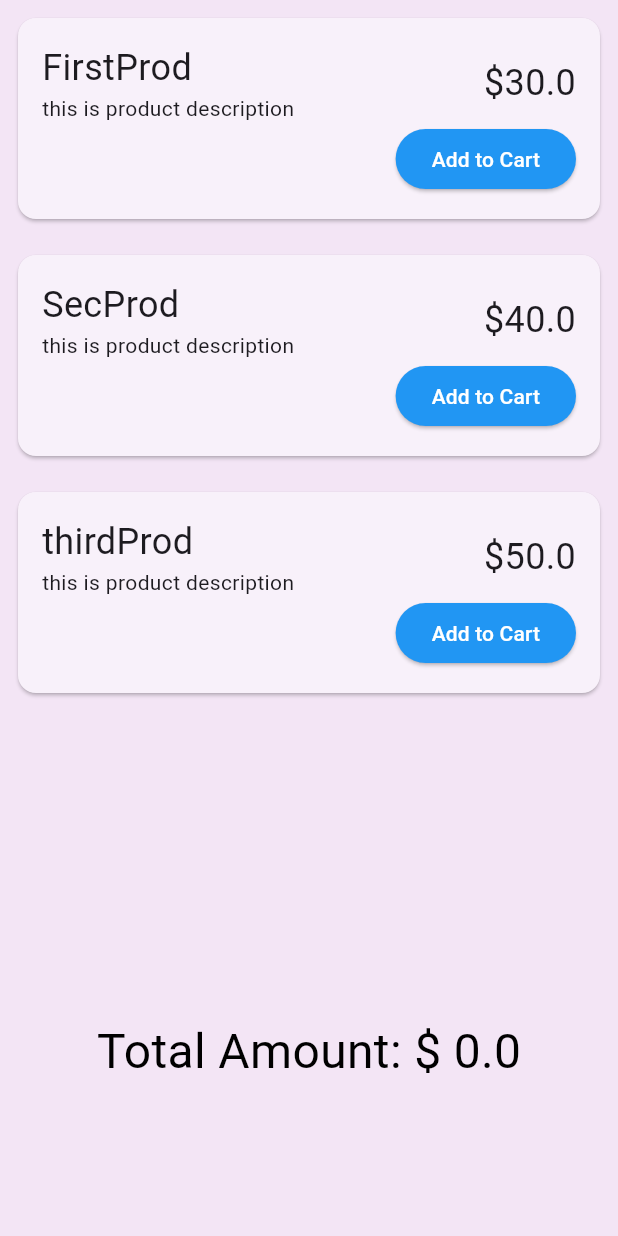
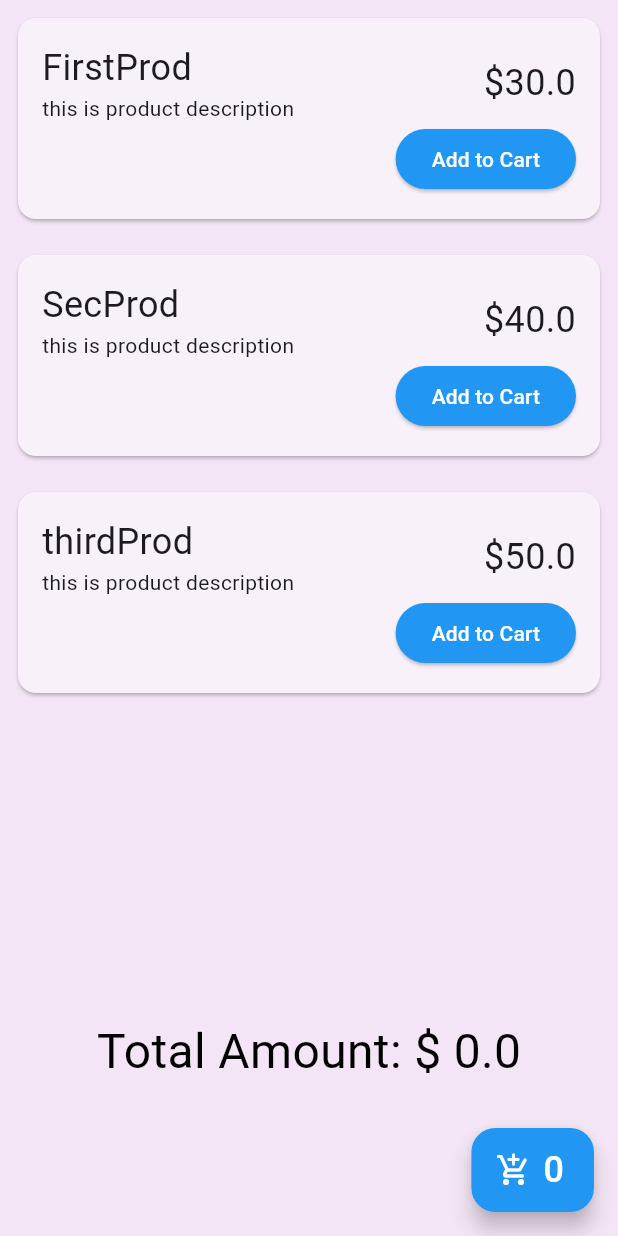
Before and after one commit to tanishksahni/online_shopee, a Flutter app: the screen it shows after launch, on a phone screen of 412 x 824 dp. Run offline on Flutter 3.47's test engine with Material 3 defaults, Android fonts, the phone set to English and light mode, and no system bars; our stand-ins replace get.

Commit message:
GetX state management for products

```diff
--- a/lib/controllers/cart_controller.dart
+++ b/lib/controllers/cart_controller.dart
@@ -3,7 +3,7 @@ import 'package:online_shopee/models/product.dart';
 
 class CartController extends GetxController {
   var cartItems = <Product>[].obs;
-  // int get count => cartItems.length;
+  int get count => cartItems.length;
   double get totalPrice => cartItems.fold(0, (sum, item) => sum + item.price);
 
   addToCart(Product product) {
--- a/lib/views/shopping_page.dart
+++ b/lib/views/shopping_page.dart
@@ -3,6 +3,7 @@ import 'package:get/get_state_manager/get_state_manager.dart';
 import 'package:get/instance_manager.dart';
 import 'package:online_shopee/controllers/cart_controller.dart';
 import 'package:online_shopee/controllers/shopping_controller.dart';
+import 'package:online_shopee/models/product.dart';
 
 class ShoppingPage extends StatelessWidget {
   //controllers are based on functionality not on views
@@ -73,7 +74,7 @@ class ShoppingPage extends StatelessWidget {
               }),
             ),
             GetX<CartController>(builder: (controller) {
-              return  Text(
+              return Text(
                 'Total Amount: \$ ${controller.totalPrice}',
                 style: TextStyle(fontSize: 32, color: Colors.black),
               );
@@ -84,6 +85,20 @@ class ShoppingPage extends StatelessWidget {
           ],
         ),
       ),
+      floatingActionButton: FloatingActionButton.extended(
+        onPressed: () {},
+        icon: Icon(
+          Icons.add_shopping_cart_rounded,
+          color: Colors.white,
+        ),
+        backgroundColor: Colors.blue,
+        label: GetX<CartController>(builder: (controller) {
+          return Text(
+            controller.count.toString(),
+            style: TextStyle(color: Colors.white, fontSize: 24),
+          );
+        }),
+      ),
     );
   }
 }
```
